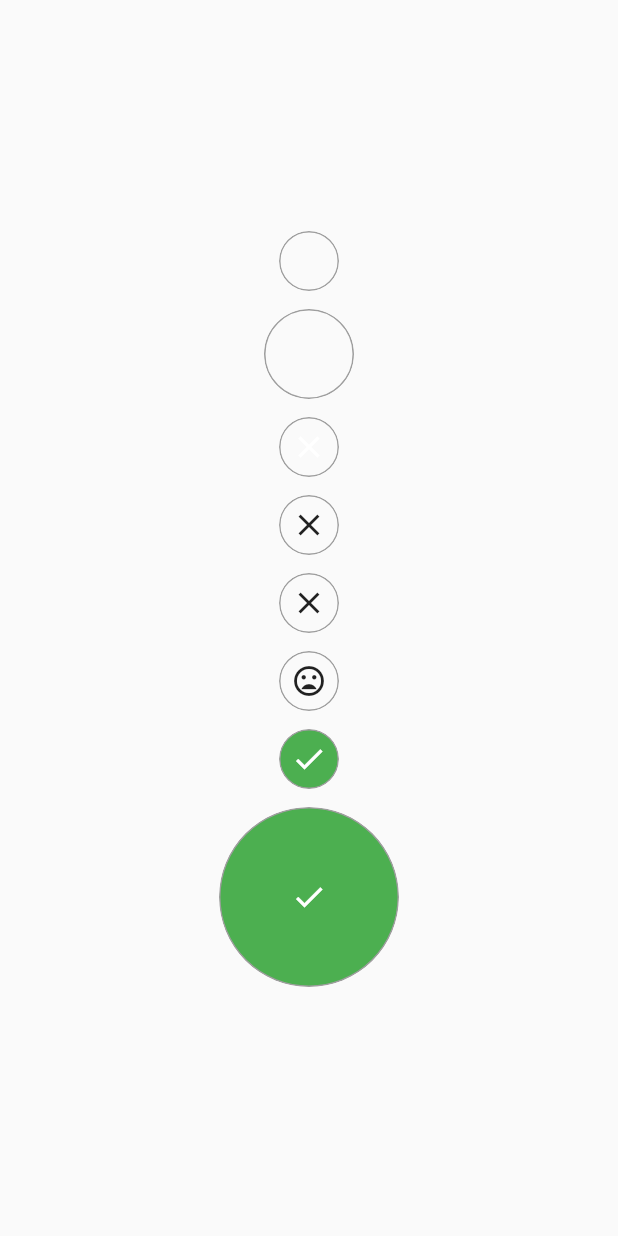
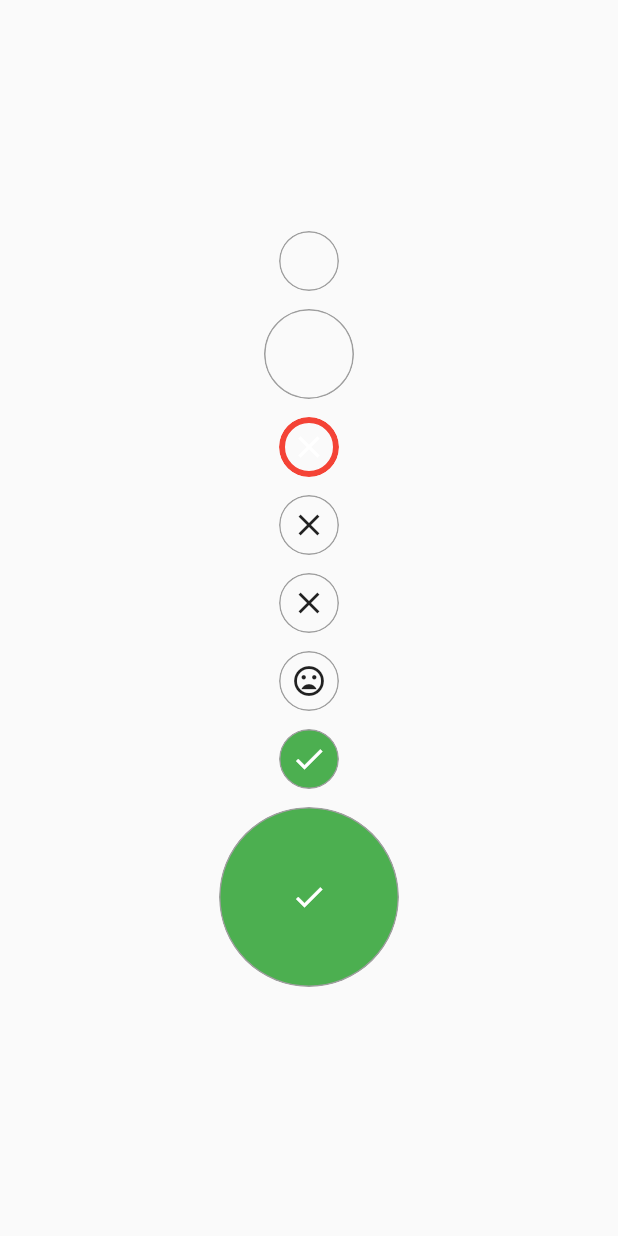
Before and after one commit to rodrigobastosv/round_check_box, a Flutter app: the screen it shows after launch, on a phone screen of 412 x 824 dp. Run offline on Flutter 3.47's test engine with Material 2 defaults, Android fonts, the phone set to English and light mode, and no system bars.

Commit message:
adding example of using own border

```diff
--- a/example/lib/main.dart
+++ b/example/lib/main.dart
@@ -41,6 +41,10 @@ class CheckBox extends StatelessWidget {
             const SizedBox(height: 12),
             RoundCheckBox(
               onTap: (selected) {},
+              border: Border.all(
+                width: 4,
+                color: Colors.red,
+              ),
               uncheckedColor: Colors.red,
               uncheckedWidget: Icon(Icons.close, color: Colors.white),
             ),
```
